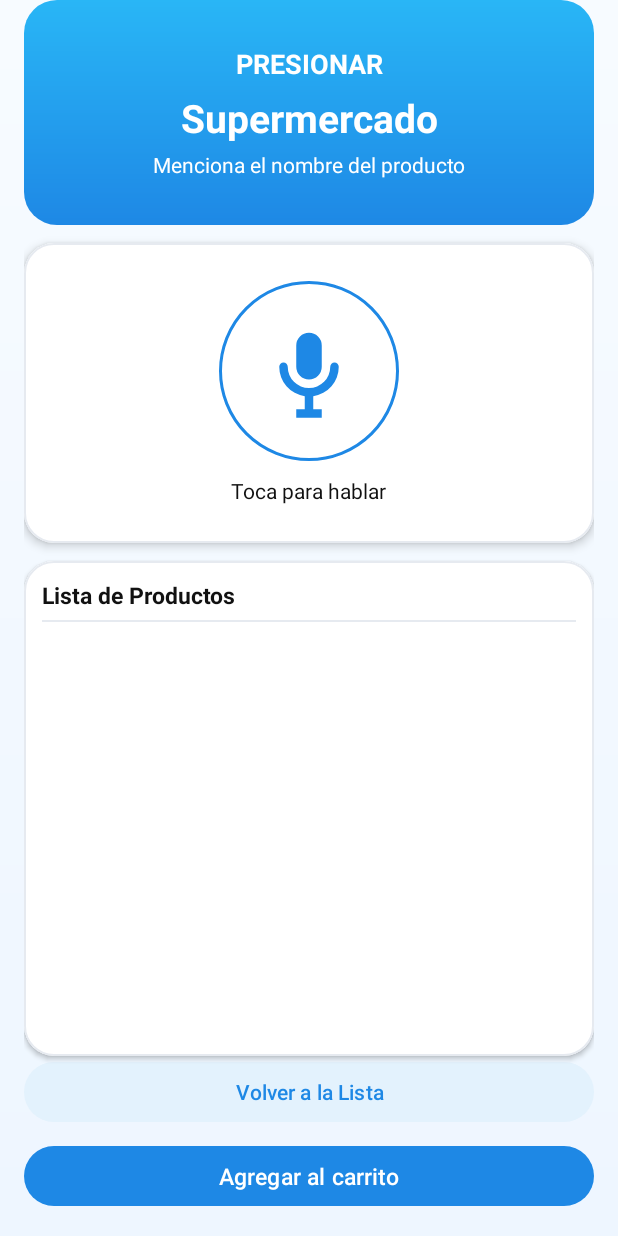
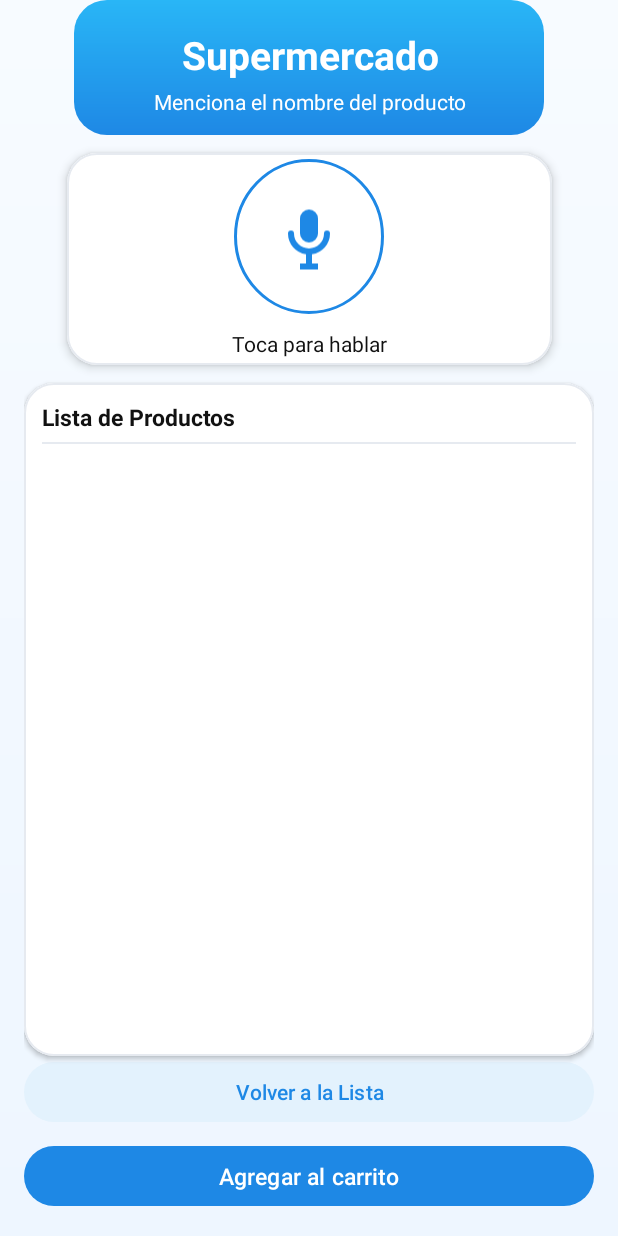
Before and after one commit to renzochipanapalomino/CarriShopApp, an Android app: the ActividadEscanearVoz screen opened directly, with no data from a screen before it, on a phone screen of 412 x 824 dp. Run offline under Robolectric (Android 15) with nearby library versions, the phone set to English and light mode, and no system bars; 1 statement that could not run was skipped.

Commit message:
Correcciones realizadas en Android Studio

```diff
--- a/app/src/main/res/layout/activity_escanear_voz.xml
+++ b/app/src/main/res/layout/activity_escanear_voz.xml
@@ -14,100 +14,91 @@
     <!-- HEADER degradado -->
     <com.google.android.material.card.MaterialCardView
         android:id="@+id/headerCard"
-        android:layout_width="0dp"
-        android:layout_height="150dp"
+        android:layout_width="313dp"
+        android:layout_height="90dp"
         app:cardCornerRadius="22dp"
+        app:cardElevation="0dp"
         app:cardUseCompatPadding="false"
-        app:cardElevation="0dp"
-        app:strokeWidth="0dp"
+        app:layout_constraintEnd_toEndOf="parent"
+        app:layout_constraintStart_toStartOf="parent"
+        app:layout_constraintTop_toTopOf="parent"
         app:strokeColor="@android:color/transparent"
-        app:layout_constraintTop_toTopOf="parent"
-        app:layout_constraintStart_toStartOf="parent"
-        app:layout_constraintEnd_toEndOf="parent">
+        app:strokeWidth="0dp">
 
         <LinearLayout
-            android:layout_width="match_parent"
+            android:layout_width="315dp"
             android:layout_height="match_parent"
+            android:background="@drawable/bg_header_gradient"
+            android:gravity="center"
             android:orientation="vertical"
-            android:gravity="center"
-            android:background="@drawable/bg_header_gradient"
             android:padding="12dp">
 
             <!-- Texto principal -->
-            <TextView
-                android:id="@+id/txtTituloVoz"
-                android:layout_width="match_parent"
-                android:layout_height="wrap_content"
-                android:text="@string/voz_presionar"
-                android:textColor="@color/on_primario"
-                android:textSize="18sp"
-                android:textStyle="bold"
-                android:gravity="center" />
 
             <!-- Nombre del supermercado -->
             <TextView
                 android:id="@+id/txtSupermercado"
-                android:layout_width="match_parent"
+                android:layout_width="219dp"
                 android:layout_height="wrap_content"
+                android:layout_marginTop="6dp"
+                android:layout_marginBottom="4dp"
+                android:gravity="center"
                 android:text="Supermercado"
                 android:textColor="@color/white"
-                android:textStyle="bold"
                 android:textSize="26sp"
-                android:gravity="center"
-                android:layout_marginTop="6dp"
-                android:layout_marginBottom="4dp" />
+                android:textStyle="bold" />
 
             <!-- Subtítulo -->
             <TextView
                 android:id="@+id/txtSubVoz"
                 android:layout_width="match_parent"
                 android:layout_height="wrap_content"
+                android:gravity="center"
                 android:text="@string/voz_menciona"
                 android:textColor="@color/on_primario"
-                android:textSize="14sp"
-                android:gravity="center" />
+                android:textSize="14sp" />
         </LinearLayout>
     </com.google.android.material.card.MaterialCardView>
 
     <!-- Tarjeta del micrófono -->
     <com.google.android.material.card.MaterialCardView
         android:id="@+id/cardMic"
-        android:layout_width="0dp"
-        android:layout_height="200dp"
+        android:layout_width="323dp"
+        android:layout_height="141dp"
         android:layout_marginTop="12dp"
+        app:cardBackgroundColor="@color/superficie"
         app:cardCornerRadius="20dp"
         app:cardElevation="4dp"
-        app:cardBackgroundColor="@color/superficie"
+        app:layout_constraintEnd_toEndOf="parent"
+        app:layout_constraintStart_toStartOf="parent"
+        app:layout_constraintTop_toBottomOf="@id/headerCard"
         app:strokeColor="@color/borde"
-        app:strokeWidth="1dp"
-        app:layout_constraintTop_toBottomOf="@id/headerCard"
-        app:layout_constraintStart_toStartOf="parent"
-        app:layout_constraintEnd_toEndOf="parent">
+        app:strokeWidth="1dp">
 
         <LinearLayout
-            android:layout_width="match_parent"
+            android:layout_width="323dp"
             android:layout_height="match_parent"
             android:gravity="center"
             android:orientation="vertical">
 
             <ImageView
                 android:id="@+id/btnMic"
-                android:layout_width="120dp"
-                android:layout_height="120dp"
+                android:layout_width="100dp"
+                android:layout_height="103dp"
                 android:background="@drawable/ripple_circle_primary"
+                android:clickable="true"
                 android:contentDescription="@null"
+                android:focusable="true"
                 android:padding="26dp"
                 android:src="@drawable/ic_mic_24"
-                app:tint="@color/primario"
-                android:clickable="true"
-                android:focusable="true"/>
+                app:tint="@color/primario" />
 
             <TextView
                 android:layout_width="wrap_content"
                 android:layout_height="wrap_content"
                 android:layout_marginTop="10dp"
                 android:text="@string/voz_toca_hablar"
-                android:textColor="@color/texto"/>
+                android:textColor="@color/texto" />
         </LinearLayout>
     </com.google.android.material.card.MaterialCardView>
 
--- a/app/src/main/res/layout/activity_lista_mercado.xml
+++ b/app/src/main/res/layout/activity_lista_mercado.xml
@@ -25,7 +25,7 @@
         android:layout_width="0dp"
         android:layout_height="wrap_content"
         android:layout_margin="16dp"
-        android:background="@drawable/bg_card_premium"
+        android:background="@drawable/bg_item_row_color"
         android:orientation="vertical"
         android:padding="16dp"
         app:layout_constraintTop_toBottomOf="@id/toolbarLista"
--- a/app/src/main/res/layout/dialog_codigo_canje.xml
+++ b/app/src/main/res/layout/dialog_codigo_canje.xml
@@ -73,8 +73,8 @@
                 android:layout_marginBottom="8dp">
 
                 <View
-                    android:layout_width="114dp"
-                    android:layout_height="wrap_content"
+                    android:layout_width="96dp"
+                    android:layout_height="76dp"
                     android:layout_gravity="center"
                     android:background="@drawable/bg_nivel_activo" />
 
--- a/app/src/main/res/layout/fragment_mis_estrellas.xml
+++ b/app/src/main/res/layout/fragment_mis_estrellas.xml
@@ -92,7 +92,7 @@
             android:id="@+id/txtTituloRecompensa"
             android:layout_width="match_parent"
             android:layout_height="wrap_content"
-            android:text="Empieza tu viaje de recompensas 🥖"
+            android:text="Empieza tu viaje de recompensas"
             android:textStyle="bold"
             android:textColor="@color/black"
             android:textSize="18sp"
@@ -116,7 +116,7 @@
             style="@style/Widget.Carrishop.Cta"
             android:layout_width="match_parent"
             android:layout_height="wrap_content"
-            android:text="Canjear mis Estrellas ⭐"
+            android:text="Canjear mis Estrellas"
             android:layout_marginTop="10dp"/>
 
 
```
Also changed, not shown: app/src/main/java/com/example/carrishop/datos/sqlite/ListaMercadoDao.java (+76 -183 lines).
